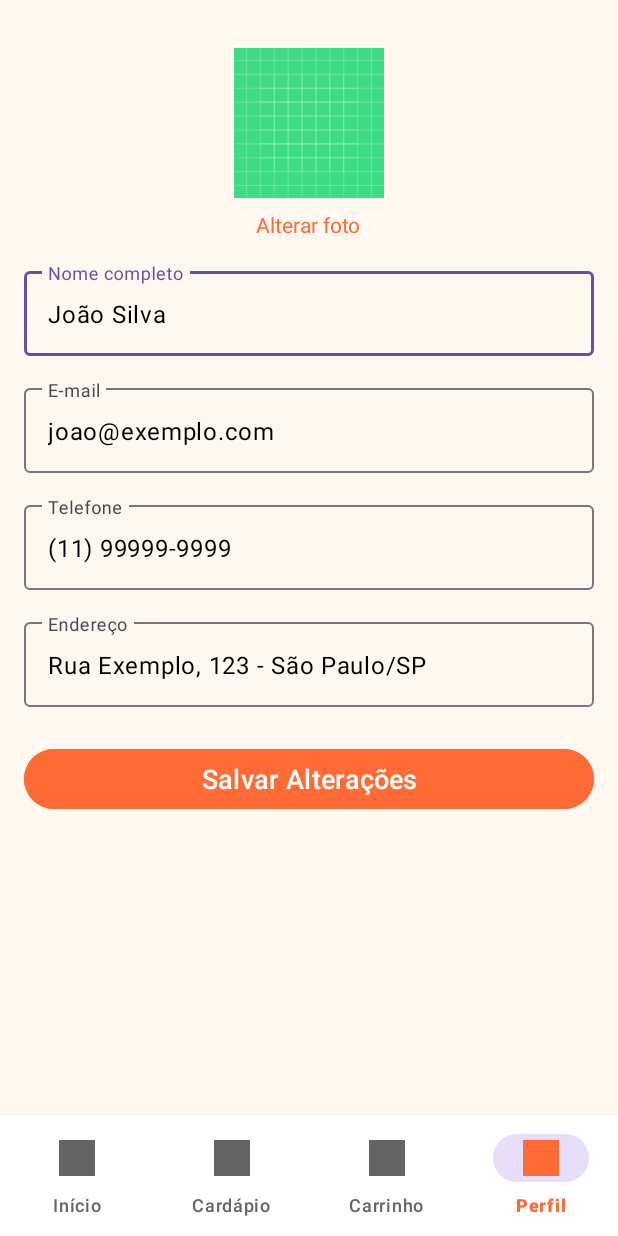
After one commit to GuilhermeBley/Bl.Fat.Samples, an Android app: the UserInfoActivity screen opened directly, with no data from a screen before it, on a phone screen of 412 x 824 dp. The commit adds this screen. Run offline under Robolectric (Android 15) with nearby library versions, the phone set to English and light mode, and no system bars.

Commit message:
Tela de Perfil do Usuário #10 - menu user profile

```diff
--- a/app/src/main/AndroidManifest.xml
+++ b/app/src/main/AndroidManifest.xml
@@ -18,6 +18,7 @@
         <activity android:name=".LoginActivity" android:exported="false" />
         <activity android:name=".RecoveryPasswordActivity" android:exported="false" />
         <activity android:name=".MenuActivity" android:exported="false" />
+        <activity android:name=".UserInfoActivity" android:exported="false" />
         <activity
             android:name=".MainActivity"
             android:exported="true">
--- a/app/src/main/java/com/example/blfatsamples/MainActivity.java
+++ b/app/src/main/java/com/example/blfatsamples/MainActivity.java
@@ -112,6 +112,7 @@ public class MainActivity extends AppCompatActivity {
         bottomNavigationView.setOnNavigationItemSelectedListener(item -> {
             int itemId = item.getItemId();
             if (itemId == R.id.menu_home){
+                // do nothing here, you're already in this screen
                 return true;
             }
             if (itemId == R.id.menu_menu){
@@ -121,6 +122,7 @@ public class MainActivity extends AppCompatActivity {
                 return true;
             }
             if (itemId == R.id.menu_profile){
+                startActivity(new Intent(this, UserInfoActivity.class));
                 return true;
             }
             return false;
--- /dev/null
+++ b/app/src/main/java/com/example/blfatsamples/UserInfoActivity.java
@@ -0,0 +1,72 @@
+package com.example.blfatsamples;
+
+import android.content.Intent;
+import android.os.Bundle;
+import android.widget.Button;
+
+import androidx.activity.EdgeToEdge;
+import androidx.appcompat.app.AppCompatActivity;
+
+import com.google.android.material.bottomnavigation.BottomNavigationView;
+import com.google.android.material.textfield.TextInputEditText;
+
+public class UserInfoActivity extends AppCompatActivity {
+
+    private TextInputEditText inputName, inputEmail, inputPhone, inputAddress;
+    @Override
+    public void onCreate(Bundle savedInstanceState) {
+        super.onCreate(savedInstanceState);
+
+        EdgeToEdge.enable(this);
+        setContentView(R.layout.activity_user_info);
+
+        inputName = findViewById(R.id.userinfo_input_name);
+        inputEmail = findViewById(R.id.userinfo_input_email);
+        inputPhone = findViewById(R.id.userinfo_input_phone);
+        inputAddress = findViewById(R.id.userinfo_input_address);
+        Button btnSave = findViewById(R.id.userinfo_btn_save);
+
+        setUpNavigation();
+
+        loadUserData();
+
+        btnSave.setOnClickListener(v -> saveUserData());
+    }
+
+    private void loadUserData() {
+        // TODO: get user info
+        inputName.setText("João Silva");
+        inputEmail.setText("joao@exemplo.com");
+        inputPhone.setText("(11) 99999-9999");
+        inputAddress.setText("Rua Exemplo, 123 - São Paulo/SP");
+    }
+
+    private  void setUpNavigation()
+    {
+        BottomNavigationView bottomNav = findViewById(R.id.bottomNavigationView);
+        bottomNav.setSelectedItemId(R.id.menu_profile);
+        bottomNav.setOnNavigationItemSelectedListener(item -> {
+            int itemId = item.getItemId();
+            if (itemId == R.id.menu_home){
+                startActivity(new Intent(this, MainActivity.class));
+                return true;
+            }
+            if (itemId == R.id.menu_menu){
+                return true;
+            }
+            if (itemId == R.id.menu_cart){
+                return true;
+            }
+            if (itemId == R.id.menu_profile){
+                // do nothing, you're already in this screen
+                return true;
+            }
+            return false;
+        });
+    }
+
+    private void saveUserData()
+    {
+
+    }
+}
--- /dev/null
+++ b/app/src/main/res/drawable/button_rounded.xml
@@ -0,0 +1,7 @@
+<shape xmlns:android="http://schemas.android.com/apk/res/android"
+    android:shape="oval">
+    <solid android:color="@color/white"/>
+    <size
+        android:width="100dp"
+        android:height="100dp"/>
+</shape>
--- /dev/null
+++ b/app/src/main/res/drawable/circle_background.xml
@@ -0,0 +1,7 @@
+<shape xmlns:android="http://schemas.android.com/apk/res/android"
+    android:shape="oval">
+    <solid android:color="@color/white"/>
+    <size
+        android:width="100dp"
+        android:height="100dp"/>
+</shape>
--- /dev/null
+++ b/app/src/main/res/layout/activity_user_info.xml
@@ -0,0 +1,141 @@
+<?xml version="1.0" encoding="utf-8"?>
+<androidx.constraintlayout.widget.ConstraintLayout xmlns:android="http://schemas.android.com/apk/res/android"
+    xmlns:app="http://schemas.android.com/apk/res-auto"
+    xmlns:tools="http://schemas.android.com/tools"
+    android:layout_width="match_parent"
+    android:layout_height="match_parent"
+    android:background="@color/background"
+    android:id="@+id/drawer_layout"
+    tools:context=".UserInfoActivity">
+
+
+
+        <!-- Content -->
+    <ScrollView
+        android:layout_width="match_parent"
+        android:layout_height="match_parent"
+        android:fillViewport="true">
+
+        <LinearLayout
+            android:layout_width="match_parent"
+            android:layout_height="wrap_content"
+            android:orientation="vertical"
+            android:padding="16dp">
+
+            <!-- Profile Image -->
+            <LinearLayout
+                android:layout_width="match_parent"
+                android:layout_height="wrap_content"
+                android:gravity="center"
+                android:orientation="vertical"
+                android:padding="16dp">
+
+                <ImageView
+                    android:id="@+id/userinfo_profile_image"
+                    android:layout_width="100dp"
+                    android:layout_height="100dp"
+                    android:contentDescription="Foto do perfil"
+                    android:src="@drawable/ic_launcher_background"
+                    android:background="@drawable/circle_background"/>
+
+                <TextView
+                    android:layout_width="wrap_content"
+                    android:layout_height="wrap_content"
+                    android:layout_marginTop="8dp"
+                    android:text="Alterar foto"
+                    android:textColor="@color/orange"/>
+            </LinearLayout>
+
+            <!-- Name Field -->
+            <com.google.android.material.textfield.TextInputLayout
+                android:layout_width="match_parent"
+                android:layout_height="wrap_content"
+                android:layout_marginBottom="16dp">
+
+                <com.google.android.material.textfield.TextInputEditText
+                    android:id="@+id/userinfo_input_name"
+                    android:layout_width="match_parent"
+                    android:layout_height="wrap_content"
+                    android:hint="Nome completo"
+                    android:inputType="textPostalAddress"
+                    android:textColor="@color/black" />
+            </com.google.android.material.textfield.TextInputLayout>
+
+            <!-- Email Field -->
+            <com.google.android.material.textfield.TextInputLayout
+                android:layout_width="match_parent"
+                android:layout_height="wrap_content"
+                android:layout_marginBottom="16dp">
+
+                <com.google.android.material.textfield.TextInputEditText
+                    android:id="@+id/userinfo_input_email"
+                    android:layout_width="match_parent"
+                    android:layout_height="wrap_content"
+                    android:hint="E-mail"
+                    android:inputType="textEmailAddress"
+                    android:textColor="@color/black"/>
+            </com.google.android.material.textfield.TextInputLayout>
+
+            <!-- Phone Field -->
+            <com.google.android.material.textfield.TextInputLayout
+                android:layout_width="match_parent"
+                android:layout_height="wrap_content"
+                android:layout_marginBottom="16dp">
+
+                <com.google.android.material.textfield.TextInputEditText
+                    android:id="@+id/userinfo_input_phone"
+                    android:layout_width="match_parent"
+                    android:layout_height="wrap_content"
+                    android:hint="Telefone"
+                    android:inputType="phone"
+                    android:textColor="@color/black"/>
+            </com.google.android.material.textfield.TextInputLayout>
+
+            <!-- Address Field -->
+            <com.google.android.material.textfield.TextInputLayout
+                android:layout_width="match_parent"
+                android:layout_height="wrap_content"
+                android:layout_marginBottom="24dp">
+
+                <com.google.android.material.textfield.TextInputEditText
+                    android:id="@+id/userinfo_input_address"
+                    android:layout_width="match_parent"
+                    android:layout_height="wrap_content"
+                    android:hint="Endereço"
+                    android:inputType="textPostalAddress"
+                    android:textColor="@color/black" />
+            </com.google.android.material.textfield.TextInputLayout>
+
+            <!-- Save Button -->
+
+            <Button
+                android:id="@+id/userinfo_btn_save"
+                android:layout_width="match_parent"
+                android:layout_height="wrap_content"
+                android:text="Salvar Alterações"
+                android:textSize="18sp"
+                android:backgroundTint="@color/orange"
+                android:textColor="#FFFFFF"
+                app:layout_constraintEnd_toEndOf="parent"
+                app:layout_constraintStart_toStartOf="parent"
+                app:layout_constraintTop_toBottomOf="@id/passwordInputLayout" />
+
+        </LinearLayout>
+    </ScrollView>
+
+
+
+    <com.google.android.material.bottomnavigation.BottomNavigationView
+        android:id="@+id/bottomNavigationView"
+        android:layout_width="match_parent"
+        android:layout_height="wrap_content"
+        android:background="@color/white"
+        app:layout_constraintBottom_toBottomOf="parent"
+        app:layout_constraintEnd_toEndOf="parent"
+        app:layout_constraintStart_toStartOf="parent"
+        app:menu="@menu/bottom_nav_menu"
+        app:itemIconTint="@drawable/bottom_nav_colors"
+        app:itemTextColor="@drawable/bottom_nav_colors"
+        app:labelVisibilityMode="labeled"/>
+
+</androidx.constraintlayout.widget.ConstraintLayout>
```
